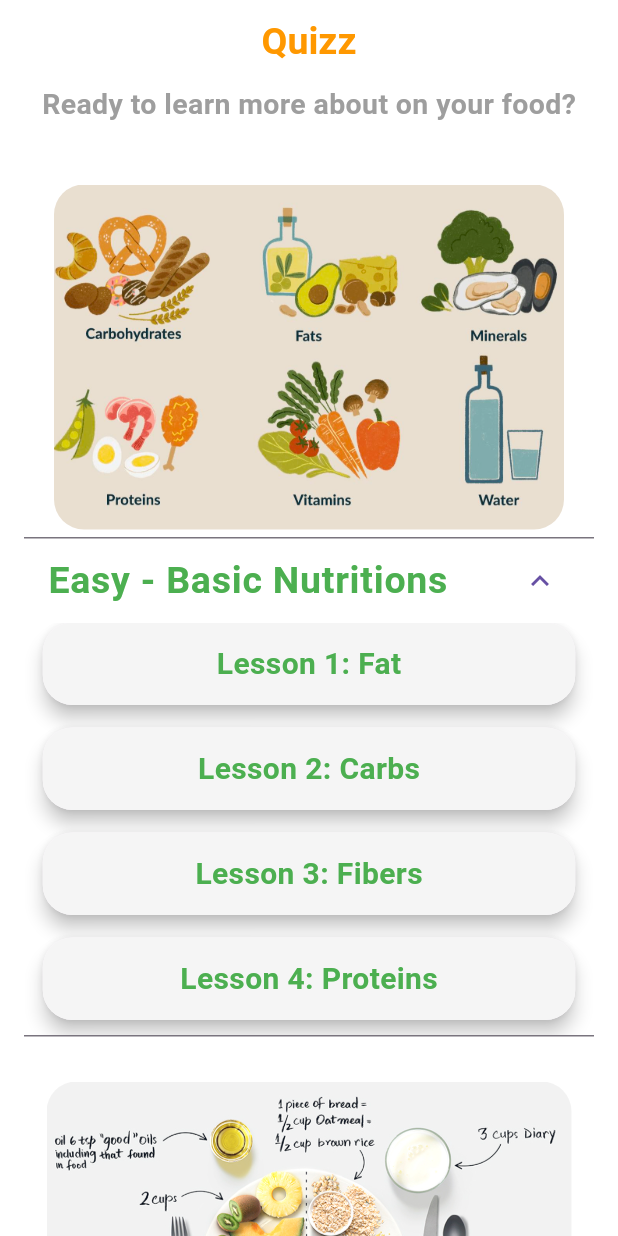
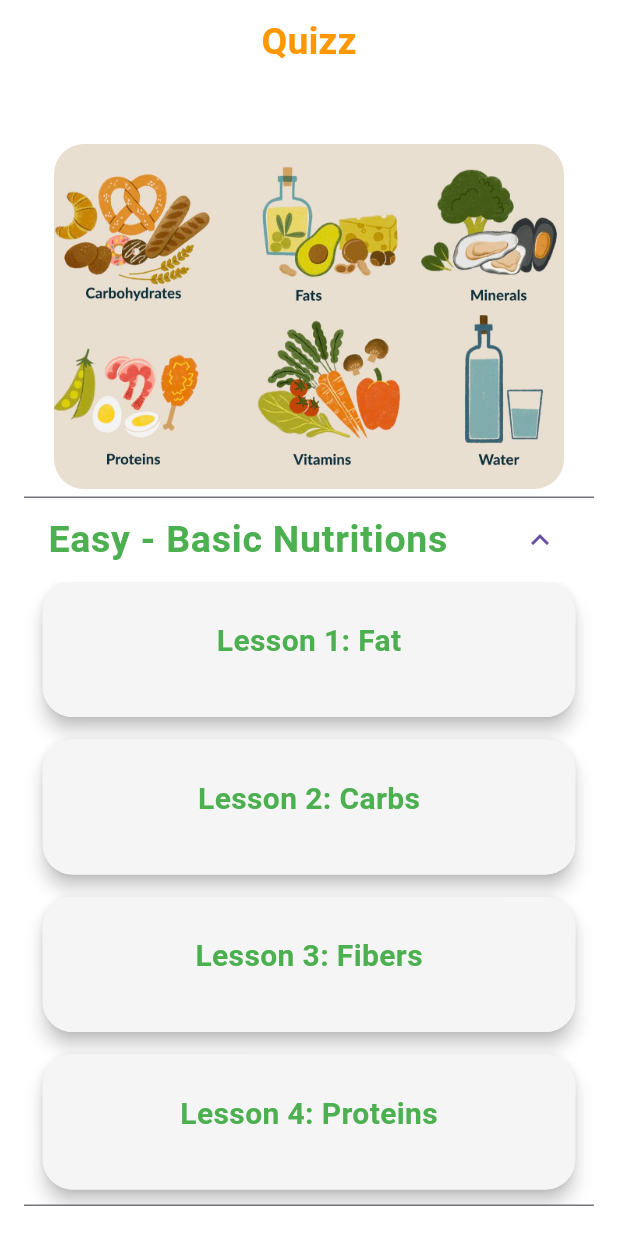
Before and after one commit to qu-ngx/DeFat, a Flutter app: the QuizzPage screen opened directly, after a tap on "Easy - Basic Nutritions", on a phone screen of 412 x 824 dp. Run offline on Flutter 3.47's test engine with Material 3 defaults, Android fonts, the phone set to English and light mode, and no system bars; our stand-ins replace cloud_firestore, firebase_auth, firebase_core, firebase_storage, google_sign_in, image_picker and 3 more; missing offline and left inert: tflite_flutter; accounts and stored records are empty.

Commit message:
changed the size of quiz card

```diff
--- a/lib/components/quizz_card.dart
+++ b/lib/components/quizz_card.dart
@@ -31,13 +31,16 @@ class _QuizCardState extends State<QuizCard> {
         elevation: 5.0,
         child: Container(
           width: 355,
+          height: 90,
           padding: const EdgeInsets.all(13),
           decoration: BoxDecoration(
             borderRadius: BorderRadius.circular(20),
             color: Colors.grey[100],
           ),
           child: Column(children: [
-            Text(
+            Padding(
+              padding: const EdgeInsets.only(top: 12),
+              child: Text(
                 widget.title,
                 textAlign: TextAlign.start,
                 style: TextStyle(
@@ -45,6 +48,7 @@ class _QuizCardState extends State<QuizCard> {
                     fontWeight: FontWeight.bold,
                     fontSize: 20,
                     backgroundColor: Colors.transparent),
+              ),
             )
           ]),
         ),
--- a/lib/pages/quizz/quizz_page.dart
+++ b/lib/pages/quizz/quizz_page.dart
@@ -32,13 +32,6 @@ class _QuizzPageState extends State<QuizzPage> {
           alignment: Alignment.center,
           child: Column(
             children: [
-              const Text(
-                "Ready to learn more about on your food?",
-                style: TextStyle(
-                    color: Colors.grey,
-                    fontSize: 19,
-                    fontWeight: FontWeight.bold),
-              ),
               const SizedBox(
                 height: 40,
               ),
```
Lines whose indentation alone changed are shown as unchanged.
